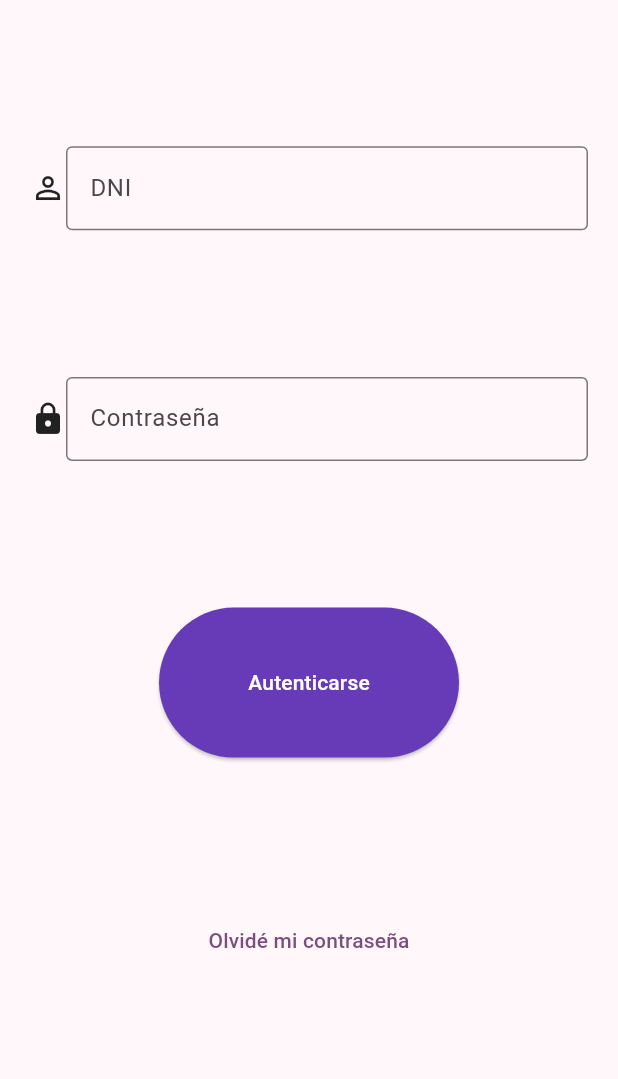
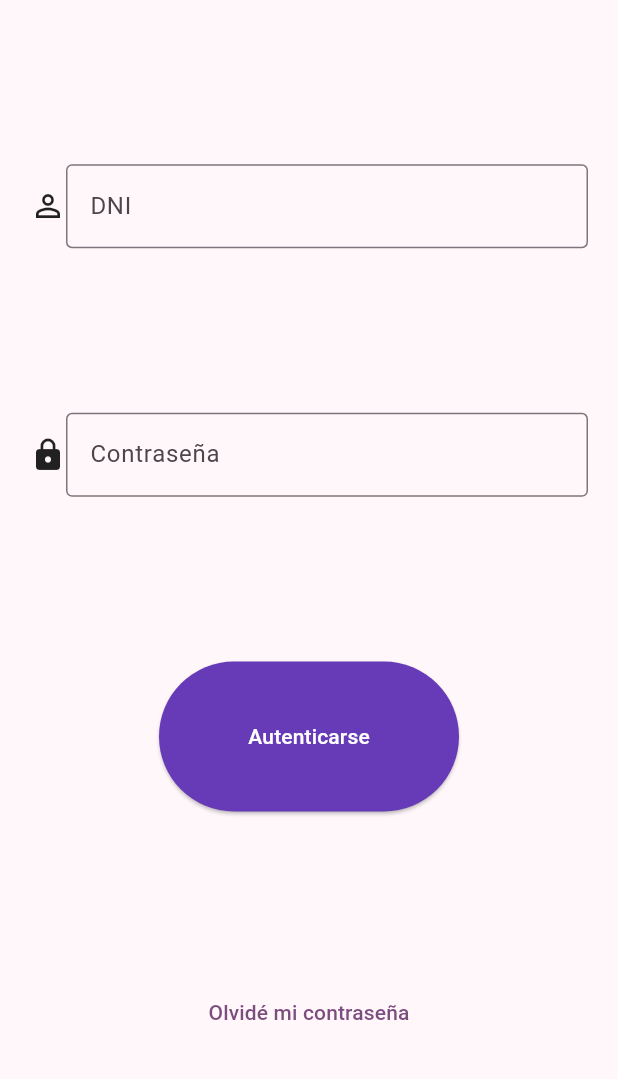
Before and after one commit to TsolidarioFG/2024-AGAELA-plataforma, a Flutter app: the screen it shows after launch, on a phone screen of 412 x 824 dp, the part 113-1192 px from its top. Run offline on Flutter 3.47's test engine with Material 3 defaults, Android fonts, the phone set to English and light mode, and no system bars; our stand-ins replace get_it, go_router; accounts and stored records are empty; generated files the repository leaves out were written again.

Commit message:
Adapted login screen to be scrolleable

```diff
--- a/agaela_app/lib/features/login/screens/login.dart
+++ b/agaela_app/lib/features/login/screens/login.dart
@@ -2,6 +2,7 @@ import 'package:agaela_app/common_widgets/agaela_image_appbar.dart';
 import 'package:agaela_app/common_widgets/default_alert_dialog.dart';
 import 'package:agaela_app/common_widgets/default_button.dart';
 import 'package:agaela_app/common_widgets/default_icon_form_field.dart';
+import 'package:agaela_app/common_widgets/scrolleable_widget.dart';
 import 'package:agaela_app/features/login/models/logged_user.dart';
 import 'package:agaela_app/features/login/models/logged_user_provider.dart';
 import 'package:agaela_app/features/login/services/login_service.dart';
@@ -21,6 +22,8 @@ class Login extends StatefulWidget {
 }
 
 class _LoginState extends State<Login> {
+  final double height = 10.0;
+
   final LoginService _loginService = locator<LoginService>();
   final _loginFormKey = GlobalKey<FormState>();
 
@@ -56,9 +59,13 @@ class _LoginState extends State<Login> {
       body: Form(
           key: _loginFormKey,
           autovalidateMode: AutovalidateMode.onUserInteraction,
+          child: ScrolleableWidget(
             child: Column(
               mainAxisAlignment: MainAxisAlignment.spaceEvenly,
               children: <Widget>[
+                SizedBox(
+                  height: height,
+                ),
                 DefaultIconFormField(
                   controller: _dniController,
                   icon: const Icon(Icons.perm_identity),
@@ -69,6 +76,9 @@ class _LoginState extends State<Login> {
                         ? AppLocalizations.of(context)!.errorDniNotValid
                         : null;
                   },
+                ),
+                SizedBox(
+                  height: height,
                 ),
                 DefaultIconFormField(
                   controller: _passwordController,
@@ -81,6 +91,9 @@ class _LoginState extends State<Login> {
                         : null;
                   },
                 ),
+                SizedBox(
+                  height: height,
+                ),
                 FutureBuilder(
                     future: _request,
                     builder: (BuildContext context,
@@ -89,18 +102,23 @@ class _LoginState extends State<Login> {
                             ? const CircularProgressIndicator()
                             : DefaultButton(
                                 function: () => {
-                                  if (_loginFormKey.currentState!.validate())
+                                      if (_loginFormKey.currentState!
+                                          .validate())
                                         _startLogin()
                                     },
-                            text: AppLocalizations.of(context)!.loginButton)),
+                                text:
+                                    AppLocalizations.of(context)!.loginButton)),
+                SizedBox(
+                  height: height,
+                ),
                 TextButton(
                     onPressed: () =>
                         context.goNamed(RoutesNames.passwordRecovery.name),
-                child:
-                    Text(AppLocalizations.of(context)!.loginPasswordRecovery))
+                    child: Text(
+                        AppLocalizations.of(context)!.loginPasswordRecovery))
               ],
             ),
-      ),
+          )),
     );
   }
 }
```
Lines whose indentation alone changed are shown as unchanged.
